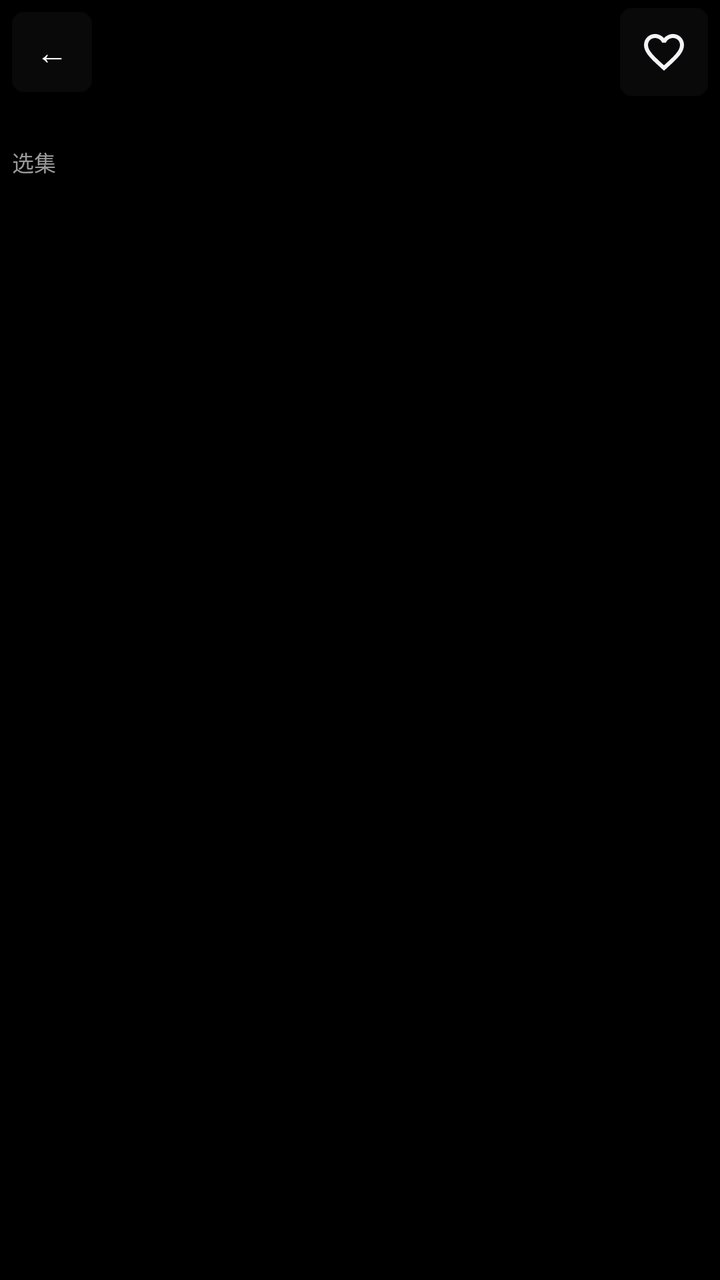
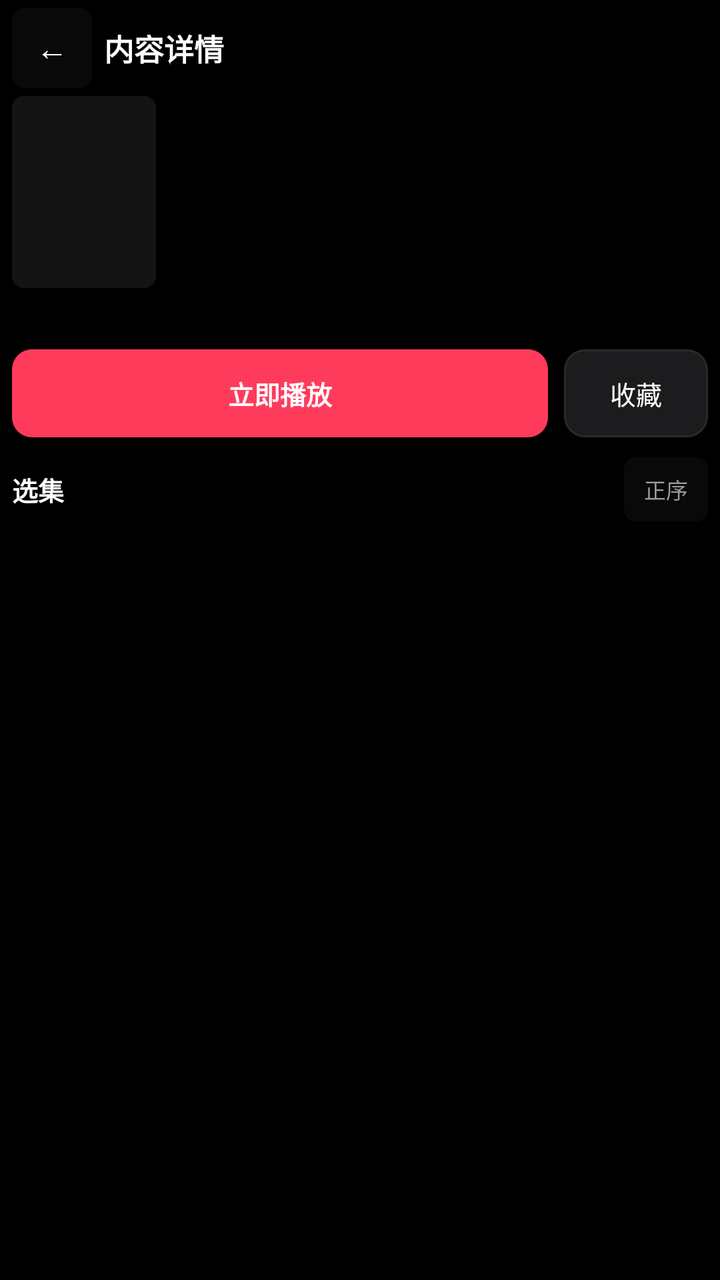

Two renders of the same Android screen: before a commit and after it. Below are the layout's source before the change and the commit's diff.
<!-- AndroidManifest.xml: application theme Theme.HongguoWatch -->
<!-- res/layout/activity_detail.xml -->
<?xml version="1.0" encoding="utf-8"?>
<LinearLayout xmlns:android="http://schemas.android.com/apk/res/android"
    android:id="@+id/detailRoot"
    android:layout_width="match_parent"
    android:layout_height="match_parent"
    android:background="@color/bg"
    android:orientation="vertical"
    android:paddingHorizontal="@dimen/watch_pad"
    android:paddingTop="@dimen/watch_pad_tight"
    android:paddingBottom="@dimen/watch_pad_tight">

    <LinearLayout
        android:layout_width="match_parent"
        android:layout_height="wrap_content"
        android:gravity="center_vertical"
        android:orientation="horizontal">

        <TextView
            android:id="@+id/backButton"
            android:layout_width="40dp"
            android:layout_height="40dp"
            android:background="@drawable/bg_control_button"
            android:gravity="center"
            android:text="@string/back"
            android:textColor="@color/text_primary"
            android:textSize="16sp" />

        <TextView
            android:id="@+id/seriesTitle"
            android:layout_width="0dp"
            android:layout_height="wrap_content"
            android:layout_marginStart="6dp"
            android:layout_weight="1"
            android:ellipsize="end"
            android:maxLines="2"
            android:textColor="@color/text_primary"
            android:textSize="@dimen/watch_title"
            android:textStyle="bold" />

        <ImageButton
            android:id="@+id/favoriteButton"
            android:layout_width="44dp"
            android:layout_height="44dp"
            android:background="@drawable/bg_control_button"
            android:contentDescription="@string/cd_favorite"
            android:padding="10dp"
            android:scaleType="centerInside"
            android:src="@drawable/ic_favorite_border" />
    </LinearLayout>

    <TextView
        android:id="@+id/seriesIntro"
        android:layout_width="match_parent"
        android:layout_height="wrap_content"
        android:layout_marginTop="4dp"
        android:ellipsize="end"
        android:maxLines="2"
        android:textColor="@color/text_secondary"
        android:textSize="@dimen/watch_meta" />

    <LinearLayout
        android:layout_width="match_parent"
        android:layout_height="wrap_content"
        android:layout_marginTop="6dp"
        android:gravity="center_vertical"
        android:orientation="horizontal">

        <TextView
            android:id="@+id/episodesLabel"
            android:layout_width="0dp"
            android:layout_height="wrap_content"
            android:layout_weight="1"
            android:text="@string/episodes"
            android:textColor="@color/text_secondary"
            android:textSize="@dimen/watch_meta" />

        <TextView
            android:id="@+id/continueButton"
            android:layout_width="wrap_content"
            android:layout_height="36dp"
            android:background="@drawable/bg_quality_chip"
            android:gravity="center"
            android:minWidth="72dp"
            android:paddingHorizontal="12dp"
            android:text="@string/continue_watch"
            android:textColor="@color/text_primary"
            android:textSize="@dimen/watch_body"
            android:textStyle="bold"
            android:visibility="gone" />
    </LinearLayout>

    <androidx.core.widget.NestedScrollView
        android:layout_width="match_parent"
        android:layout_height="0dp"
        android:layout_marginTop="4dp"
        android:layout_weight="1"
        android:fillViewport="true"
        android:overScrollMode="never">

        <LinearLayout
            android:layout_width="match_parent"
            android:layout_height="wrap_content"
            android:orientation="vertical">

            <FrameLayout
                android:layout_width="match_parent"
                android:layout_height="wrap_content"
                android:minHeight="120dp">

                <androidx.recyclerview.widget.RecyclerView
                    android:id="@+id/episodeGrid"
                    android:layout_width="match_parent"
                    android:layout_height="wrap_content"
                    android:nestedScrollingEnabled="false"
                    android:overScrollMode="never"
                    android:paddingBottom="4dp" />

                <ProgressBar
                    android:id="@+id/loading"
                    android:layout_width="32dp"
                    android:layout_height="32dp"
                    android:layout_gravity="center"
                    android:visibility="gone" />

                <TextView
                    android:id="@+id/errorView"
                    android:layout_width="match_parent"
                    android:layout_height="wrap_content"
                    android:layout_gravity="center"
                    android:background="@drawable/bg_panel"
                    android:gravity="center"
                    android:padding="12dp"
                    android:textColor="@color/text_secondary"
                    android:textSize="@dimen/watch_body"
                    android:visibility="gone" />
            </FrameLayout>

            <TextView
                android:id="@+id/relatedLabel"
                android:layout_width="match_parent"
                android:layout_height="wrap_content"
                android:layout_marginTop="8dp"
                android:text="@string/related_section"
                android:textColor="@color/text_secondary"
                android:textSize="@dimen/watch_meta"
                android:visibility="gone" />

            <androidx.recyclerview.widget.RecyclerView
                android:id="@+id/relatedList"
                android:layout_width="match_parent"
                android:layout_height="wrap_content"
                android:layout_marginTop="4dp"
                android:nestedScrollingEnabled="false"
                android:overScrollMode="never"
                android:visibility="gone" />
        </LinearLayout>
    </androidx.core.widget.NestedScrollView>
</LinearLayout>
<!-- resources referenced by this layout -->
<resources>
  <color name="bg">#000000</color>
  <color name="text_primary">#FFFFFF</color>
  <color name="text_secondary">#9A9A9A</color>
  <dimen name="watch_body">13sp</dimen>
  <dimen name="watch_meta">11sp</dimen>
  <dimen name="watch_pad">6dp</dimen>
  <dimen name="watch_pad_tight">4dp</dimen>
  <dimen name="watch_title">15sp</dimen>
  <!-- drawable bg_panel (drawable) -->
  <?xml version="1.0" encoding="utf-8"?>
  <shape xmlns:android="http://schemas.android.com/apk/res/android"
      android:shape="rectangle">
      <solid android:color="#E6141414" />
      <corners android:radius="8dp" />
      <stroke
          android:width="1dp"
          android:color="@color/stroke" />
  </shape>
  <!-- drawable ic_favorite_border (drawable) -->
  <?xml version="1.0" encoding="utf-8"?>
  <vector xmlns:android="http://schemas.android.com/apk/res/android"
      android:width="24dp"
      android:height="24dp"
      android:viewportWidth="24"
      android:viewportHeight="24">
      <path
          android:fillColor="#F2F4F7"
          android:pathData="M16.5,3c-1.74,0 -3.41,0.81 -4.5,2.09C10.91,3.81 9.24,3 7.5,3 4.42,3 2,5.42 2,8.5c0,3.78 3.4,6.86 8.55,11.54L12,21.35l1.45,-1.32C18.6,15.36 22,12.28 22,8.5 22,5.42 19.58,3 16.5,3zM12.1,18.55l-0.1,0.1 -0.1,-0.1C7.14,14.24 4,11.39 4,8.5 4,6.5 5.5,5 7.5,5c1.54,0 3.04,0.99 3.57,2.36h1.87C13.46,5.99 14.96,5 16.5,5c2,0 3.5,1.5 3.5,3.5 0,2.89 -3.14,5.74 -7.9,10.05z" />
  </vector>
  <string name="back">←</string>
  <string name="cd_favorite">收藏</string>
  <string name="continue_watch">续播</string>
  <string name="episodes">选集</string>
  <string name="related_section">相关季 / 同系列</string>
  <color name="accent_soft">#33FF3B5C</color>
  <color name="stroke">#2A2A2A</color>
  <color name="accent">#FF3B5C</color>
  <color name="accent_dim">#C92D48</color>
  <color name="bg_chip">#1C1C1E</color>
  <!-- drawable bg_alert_dialog (drawable) -->
  <?xml version="1.0" encoding="utf-8"?>
  <shape xmlns:android="http://schemas.android.com/apk/res/android"
      android:shape="rectangle">
      <solid android:color="@color/bg_elevated" />
      <corners android:radius="12dp" />
      <stroke
          android:width="1dp"
          android:color="@color/stroke" />
  </shape>
  <color name="bg_elevated">#141414</color>
  <style name="Widget.HongguoWatch.DialogButton.Positive" parent="Widget.HongguoWatch.DialogButton">
          
          <item name="android:textColor">@color/accent</item>
      </style>
  <style name="Widget.HongguoWatch.DialogButton" parent="Widget.MaterialComponents.Button.TextButton.Dialog">
          <item name="android:textColor">@color/text_primary</item>
          <item name="android:textSize">12sp</item>
          <item name="android:textAllCaps">false</item>
          <item name="android:minHeight">40dp</item>
          <item name="rippleColor">@color/stroke</item>
      </style>
  <style name="TextAppearance.HongguoWatch.DialogTitle" parent="TextAppearance.MaterialComponents.Subtitle1">
          <item name="android:textColor">@color/text_primary</item>
          <item name="android:textSize">15sp</item>
          <item name="android:textStyle">bold</item>
      </style>
  <style name="TextAppearance.HongguoWatch.DialogBody" parent="TextAppearance.MaterialComponents.Body2">
          <item name="android:textColor">@color/text_secondary</item>
          <item name="android:textSize">12sp</item>
      </style>
  <!-- unchanged entries left out for length: 4 -->
</resources>

<!-- the commit's change to res/layout/activity_detail.xml (unified diff, before → after) -->
@@ -26,67 +26,17 @@
             android:textSize="16sp" />
 
         <TextView
-            android:id="@+id/seriesTitle"
+            android:id="@+id/pageTitle"
             android:layout_width="0dp"
             android:layout_height="wrap_content"
             android:layout_marginStart="6dp"
             android:layout_weight="1"
             android:ellipsize="end"
-            android:maxLines="2"
+            android:maxLines="1"
+            android:text="@string/detail_title"
             android:textColor="@color/text_primary"
             android:textSize="@dimen/watch_title"
             android:textStyle="bold" />
-
-        <ImageButton
-            android:id="@+id/favoriteButton"
-            android:layout_width="44dp"
-            android:layout_height="44dp"
-            android:background="@drawable/bg_control_button"
-            android:contentDescription="@string/cd_favorite"
-            android:padding="10dp"
-            android:scaleType="centerInside"
-            android:src="@drawable/ic_favorite_border" />
-    </LinearLayout>
-
-    <TextView
-        android:id="@+id/seriesIntro"
-        android:layout_width="match_parent"
-        android:layout_height="wrap_content"
-        android:layout_marginTop="4dp"
-        android:ellipsize="end"
-        android:maxLines="2"
-        android:textColor="@color/text_secondary"
-        android:textSize="@dimen/watch_meta" />
-
-    <LinearLayout
-        android:layout_width="match_parent"
-        android:layout_height="wrap_content"
-        android:layout_marginTop="6dp"
-        android:gravity="center_vertical"
-        android:orientation="horizontal">
-
-        <TextView
-            android:id="@+id/episodesLabel"
-            android:layout_width="0dp"
-            android:layout_height="wrap_content"
-            android:layout_weight="1"
-            android:text="@string/episodes"
-            android:textColor="@color/text_secondary"
-            android:textSize="@dimen/watch_meta" />
-
-        <TextView
-            android:id="@+id/continueButton"
-            android:layout_width="wrap_content"
-            android:layout_height="36dp"
-            android:background="@drawable/bg_quality_chip"
-            android:gravity="center"
-            android:minWidth="72dp"
-            android:paddingHorizontal="12dp"
-            android:text="@string/continue_watch"
-            android:textColor="@color/text_primary"
-            android:textSize="@dimen/watch_body"
-            android:textStyle="bold"
-            android:visibility="gone" />
     </LinearLayout>
 
     <androidx.core.widget.NestedScrollView
@@ -102,16 +52,178 @@
             android:layout_height="wrap_content"
             android:orientation="vertical">
 
+            <LinearLayout
+                android:layout_width="match_parent"
+                android:layout_height="wrap_content"
+                android:gravity="top"
+                android:orientation="horizontal">
+
+                <ImageView
+                    android:id="@+id/cover"
+                    android:layout_width="72dp"
+                    android:layout_height="96dp"
+                    android:background="@drawable/bg_cover"
+                    android:contentDescription="@null"
+                    android:scaleType="centerCrop" />
+
+                <LinearLayout
+                    android:layout_width="0dp"
+                    android:layout_height="wrap_content"
+                    android:layout_marginStart="8dp"
+                    android:layout_weight="1"
+                    android:orientation="vertical">
+
+                    <TextView
+                        android:id="@+id/seriesTitle"
+                        android:layout_width="match_parent"
+                        android:layout_height="wrap_content"
+                        android:ellipsize="end"
+                        android:maxLines="2"
+                        android:textColor="@color/text_primary"
+                        android:textSize="@dimen/watch_title"
+                        android:textStyle="bold" />
+
+                    <LinearLayout
+                        android:id="@+id/tagRow"
+                        android:layout_width="match_parent"
+                        android:layout_height="wrap_content"
+                        android:layout_marginTop="4dp"
+                        android:gravity="center_vertical"
+                        android:orientation="horizontal" />
+
+                    <TextView
+                        android:id="@+id/episodesMeta"
+                        android:layout_width="match_parent"
+                        android:layout_height="wrap_content"
+                        android:layout_marginTop="4dp"
+                        android:textColor="@color/text_secondary"
+                        android:textSize="@dimen/watch_meta" />
+
+                    <LinearLayout
+                        android:layout_width="match_parent"
+                        android:layout_height="wrap_content"
+                        android:layout_marginTop="2dp"
+                        android:gravity="center_vertical"
+                        android:orientation="horizontal">
+
+                        <TextView
+                            android:id="@+id/ratingText"
+                            android:layout_width="wrap_content"
+                            android:layout_height="wrap_content"
+                            android:textColor="@color/rating_good"
+                            android:textSize="@dimen/watch_meta"
+                            android:textStyle="bold"
+                            android:visibility="gone" />
+
+                        <TextView
+                            android:id="@+id/heatText"
+                            android:layout_width="wrap_content"
+                            android:layout_height="wrap_content"
+                            android:layout_marginStart="8dp"
+                            android:textColor="@color/heat"
+                            android:textSize="@dimen/watch_meta"
+                            android:visibility="gone" />
+                    </LinearLayout>
+                </LinearLayout>
+            </LinearLayout>
+
+            <TextView
+                android:id="@+id/seriesIntro"
+                android:layout_width="match_parent"
+                android:layout_height="wrap_content"
+                android:layout_marginTop="8dp"
+                android:ellipsize="end"
+                android:maxLines="3"
+                android:textColor="@color/text_secondary"
+                android:textSize="@dimen/watch_meta" />
+
+            <LinearLayout
+                android:layout_width="match_parent"
+                android:layout_height="wrap_content"
+                android:layout_marginTop="8dp"
+                android:gravity="center_vertical"
+                android:orientation="horizontal">
+
+                <TextView
+                    android:id="@+id/playNowButton"
+                    android:layout_width="0dp"
+                    android:layout_height="44dp"
+                    android:layout_weight="1"
+                    android:background="@drawable/bg_play_now"
+                    android:gravity="center"
+                    android:text="@string/play_now"
+                    android:textColor="@color/text_primary"
+                    android:textSize="@dimen/watch_body"
+                    android:textStyle="bold" />
+
+                <TextView
+                    android:id="@+id/favoriteAction"
+                    android:layout_width="wrap_content"
+                    android:layout_height="44dp"
+                    android:layout_marginStart="8dp"
+                    android:background="@drawable/bg_favorite_action"
+                    android:gravity="center"
+                    android:minWidth="72dp"
+                    android:paddingHorizontal="12dp"
+                    android:text="@string/favorite"
+                    android:textColor="@color/text_primary"
+                    android:textSize="@dimen/watch_body" />
+            </LinearLayout>
+
+            <LinearLayout
+                android:layout_width="match_parent"
+                android:layout_height="wrap_content"
+                android:layout_marginTop="10dp"
+                android:gravity="center_vertical"
+                android:orientation="horizontal">
+
+                <TextView
+                    android:id="@+id/episodesLabel"
+                    android:layout_width="0dp"
+                    android:layout_height="wrap_content"
+                    android:layout_weight="1"
+                    android:text="@string/episodes"
+                    android:textColor="@color/text_primary"
+                    android:textSize="@dimen/watch_body"
+                    android:textStyle="bold" />
+
+                <TextView
+                    android:id="@+id/orderToggle"
+                    android:layout_width="wrap_content"
+                    android:layout_height="32dp"
+                    android:background="@drawable/bg_control_button"
+                    android:gravity="center"
+                    android:paddingHorizontal="10dp"
+                    android:text="@string/episode_order_asc"
+                    android:textColor="@color/text_secondary"
+                    android:textSize="@dimen/watch_meta" />
+
+                <TextView
+                    android:id="@+id/continueButton"
+                    android:layout_width="wrap_content"
+                    android:layout_height="32dp"
+                    android:layout_marginStart="6dp"
+                    android:background="@drawable/bg_quality_chip"
+                    android:gravity="center"
+                    android:minWidth="56dp"
+                    android:paddingHorizontal="10dp"
+                    android:text="@string/continue_watch"
+                    android:textColor="@color/text_primary"
+                    android:textSize="@dimen/watch_meta"
+                    android:textStyle="bold"
+                    android:visibility="gone" />
+            </LinearLayout>
+
             <FrameLayout
                 android:layout_width="match_parent"
                 android:layout_height="wrap_content"
-                android:minHeight="120dp">
+                android:layout_marginTop="6dp"
+                android:minHeight="48dp">
 
                 <androidx.recyclerview.widget.RecyclerView
                     android:id="@+id/episodeGrid"
                     android:layout_width="match_parent"
                     android:layout_height="wrap_content"
-                    android:nestedScrollingEnabled="false"
                     android:overScrollMode="never"
                     android:paddingBottom="4dp" />
 
@@ -155,4 +267,12 @@
                 android:visibility="gone" />
         </LinearLayout>
     </androidx.core.widget.NestedScrollView>
+
+    
+    <ImageButton
+        android:id="@+id/favoriteButton"
+        android:layout_width="0dp"
+        android:layout_height="0dp"
+        android:visibility="gone"
+        android:contentDescription="@string/cd_favorite" />
 </LinearLayout>
<!-- resource entries referenced after the edit -->
@@ -1,6 +1,8 @@
 <!-- resources referenced by this layout -->
 <resources>
   <color name="bg">#000000</color>
+  <color name="heat">#FF6B4A</color>
+  <color name="rating_good">#34C759</color>
   <color name="text_primary">#FFFFFF</color>
   <color name="text_secondary">#9A9A9A</color>
   <dimen name="watch_body">13sp</dimen>
@@ -8,6 +10,23 @@
   <dimen name="watch_pad">6dp</dimen>
   <dimen name="watch_pad_tight">4dp</dimen>
   <dimen name="watch_title">15sp</dimen>
+  <!-- drawable bg_cover (drawable) -->
+  <?xml version="1.0" encoding="utf-8"?>
+  <shape xmlns:android="http://schemas.android.com/apk/res/android"
+      android:shape="rectangle">
+      <solid android:color="@color/bg_elevated" />
+      <corners android:radius="6dp" />
+  </shape>
+  <!-- drawable bg_favorite_action (drawable) -->
+  <?xml version="1.0" encoding="utf-8"?>
+  <shape xmlns:android="http://schemas.android.com/apk/res/android"
+      android:shape="rectangle">
+      <solid android:color="@color/bg_chip" />
+      <corners android:radius="10dp" />
+      <stroke
+          android:width="1dp"
+          android:color="@color/stroke" />
+  </shape>
   <!-- drawable bg_panel (drawable) -->
   <?xml version="1.0" encoding="utf-8"?>
   <shape xmlns:android="http://schemas.android.com/apk/res/android"
@@ -18,21 +37,21 @@
           android:width="1dp"
           android:color="@color/stroke" />
   </shape>
-  <!-- drawable ic_favorite_border (drawable) -->
+  <!-- drawable bg_play_now (drawable) -->
   <?xml version="1.0" encoding="utf-8"?>
-  <vector xmlns:android="http://schemas.android.com/apk/res/android"
-      android:width="24dp"
-      android:height="24dp"
-      android:viewportWidth="24"
-      android:viewportHeight="24">
-      <path
-          android:fillColor="#F2F4F7"
-          android:pathData="M16.5,3c-1.74,0 -3.41,0.81 -4.5,2.09C10.91,3.81 9.24,3 7.5,3 4.42,3 2,5.42 2,8.5c0,3.78 3.4,6.86 8.55,11.54L12,21.35l1.45,-1.32C18.6,15.36 22,12.28 22,8.5 22,5.42 19.58,3 16.5,3zM12.1,18.55l-0.1,0.1 -0.1,-0.1C7.14,14.24 4,11.39 4,8.5 4,6.5 5.5,5 7.5,5c1.54,0 3.04,0.99 3.57,2.36h1.87C13.46,5.99 14.96,5 16.5,5c2,0 3.5,1.5 3.5,3.5 0,2.89 -3.14,5.74 -7.9,10.05z" />
-  </vector>
+  <shape xmlns:android="http://schemas.android.com/apk/res/android"
+      android:shape="rectangle">
+      <solid android:color="@color/accent" />
+      <corners android:radius="10dp" />
+  </shape>
   <string name="back">←</string>
   <string name="cd_favorite">收藏</string>
   <string name="continue_watch">续播</string>
+  <string name="detail_title">内容详情</string>
+  <string name="episode_order_asc">正序</string>
   <string name="episodes">选集</string>
+  <string name="favorite">收藏</string>
+  <string name="play_now">立即播放</string>
   <string name="related_section">相关季 / 同系列</string>
   <color name="accent_soft">#33FF3B5C</color>
   <color name="stroke">#2A2A2A</color>
